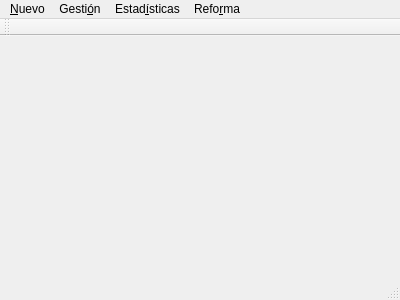
Qt form gui/mainwindow.ui (rogorido/qtpredicadores) before a commit.
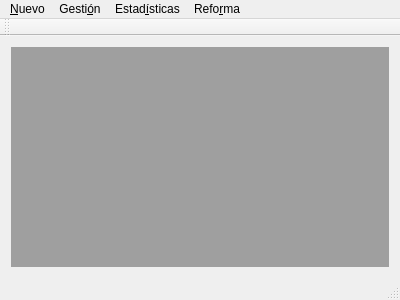
The same form after that commit.

Commit message: Uso de mdiarea; maximizar

Diff of the .ui file:
```diff
--- a/gui/mainwindow.ui
+++ b/gui/mainwindow.ui
@@ -13,7 +13,13 @@
   <property name="windowTitle">
    <string>Predicadores :: Gestión</string>
   </property>
-  <widget class="QWidget" name="centralWidget"/>
+  <widget class="QWidget" name="centralWidget">
+   <layout class="QVBoxLayout" name="verticalLayout">
+    <item>
+     <widget class="QMdiArea" name="mdiArea"/>
+    </item>
+   </layout>
+  </widget>
   <widget class="QMenuBar" name="menuBar">
    <property name="geometry">
     <rect>
```
The commit also changes 1 other file.
